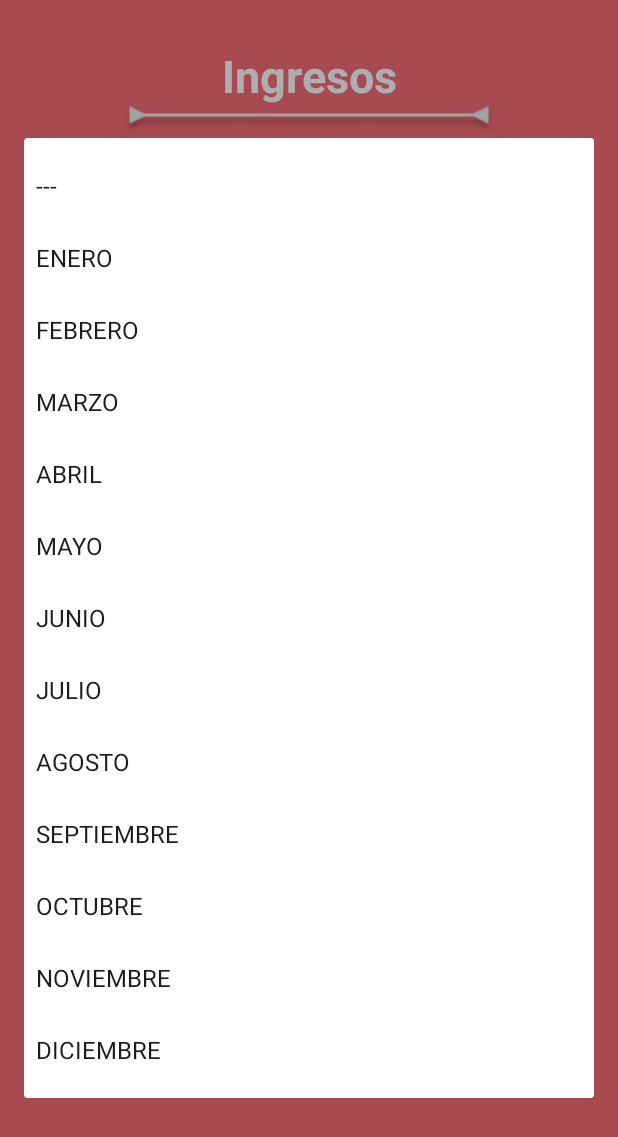
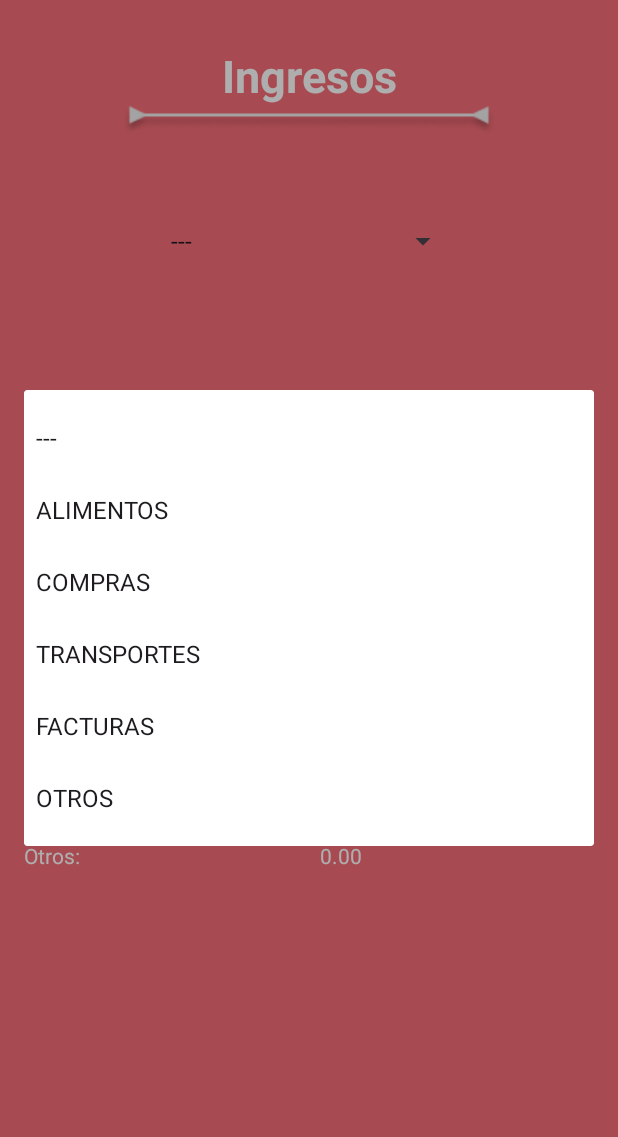
Before and after one commit to aracely-campa/Equipo1_proyectoFinal, an Android app: the GraficasActivity screen opened directly, with no data from a screen before it, after a tap on "---", on a phone screen of 412 x 824 dp. Shown: the top 1137 px of the screen. Run offline under Robolectric (Android 15) with nearby library versions, the phone set to English and light mode, and no system bars; our stand-ins replace Firebase (no records; nobody signed in at launch, a user with empty details on screens opened directly).

Commit message:
cambios x4

```diff
--- a/Fianzas_Personales/app/src/main/java/campa/aracely/fianzas_personales/GraficasActivity.kt
+++ b/Fianzas_Personales/app/src/main/java/campa/aracely/fianzas_personales/GraficasActivity.kt
@@ -45,7 +45,7 @@
         val montoOtros: TextView = findViewById(R.id.textoOtros)
         textoSinDatos = findViewById(R.id.textoSinDatos)
         spinner_categoria = findViewById(R.id.spinner_categoria)
-        spinner_mes = findViewById(R.id.spinner_mes)
+        //spinner_mes = findViewById(R.id.spinner_mes)
         graph = findViewById(R.id.graph)
 
 
@@ -101,7 +101,7 @@
                         "Ingreso" -> ingresosAlimentos += gasto.cantidad
                     }
                 }
-                "TRANSPORTE" -> {
+                "TRANSPORTES" -> {
                     when (gasto.tipoGasto) {
                         "Gasto" -> transporte += gasto.cantidad
                         "Ingreso" -> ingresosTransporte += gasto.cantidad
@@ -186,7 +186,7 @@
 
         val data = listOf(
             Triple(pAlimentos, ContextCompat.getColor(this, R.color.ColorAlimentos), "Alimentos"),
-            Triple(pTransporte, ContextCompat.getColor(this, R.color.ColorTransporte), "Transporte"),
+            Triple(pTransporte, ContextCompat.getColor(this, R.color.ColorTransporte), "Transportes"),
             Triple(pCompras, ContextCompat.getColor(this, R.color.ColorCompras), "Compras"),
             Triple(pFacturas, ContextCompat.getColor(this, R.color.ColorFacturas), "Facturas"),
             Triple(pOtros, ContextCompat.getColor(this, R.color.ColorOtros), "Otros")
@@ -223,17 +223,6 @@
             getString(R.string.otros)
         )
 
-        // Adaptadores para los spinners
-        val adapterMes = ArrayAdapter(this, android.R.layout.simple_spinner_item, meses)
-        adapterMes.setDropDownViewResource(android.R.layout.simple_spinner_dropdown_item)
-        spinner_mes.adapter = adapterMes
-        spinner_mes.onItemSelectedListener = object : AdapterView.OnItemSelectedListener {
-            @RequiresApi(Build.VERSION_CODES.O)
-            override fun onItemSelected(parent: AdapterView<*>?, view: View?, position: Int, id: Long) {
-            }
-
-            override fun onNothingSelected(parent: AdapterView<*>?) {}
-        }
 
         val adapterCategoria = ArrayAdapter(this, android.R.layout.simple_spinner_item, categorias)
         adapterCategoria.setDropDownViewResource(android.R.layout.simple_spinner_dropdown_item)
@@ -287,7 +276,7 @@
                         "Ingreso" -> ingresosAlimentos += gasto.cantidad
                     }
                 }
-                "TRANSPORTE" -> {
+                "TRANSPORTES" -> {
                     when (gasto.tipoGasto) {
                         "Gasto" -> transporte += gasto.cantidad
                         "Ingreso" -> ingresosTransporte += gasto.cantidad
--- a/Fianzas_Personales/app/src/main/res/layout/activity_graficas.xml
+++ b/Fianzas_Personales/app/src/main/res/layout/activity_graficas.xml
@@ -31,13 +31,6 @@
     android:gravity="center"
     android:layout_marginTop="30dp"
     >
-    <Spinner
-        android:id="@+id/spinner_mes"
-        android:layout_width="160dp"
-        android:layout_height="wrap_content"
-        android:layout_gravity="center"
-        android:outlineAmbientShadowColor="@color/white"
-        android:spinnerMode="dialog"/>
 
     <Spinner
         android:id="@+id/spinner_categoria"
```
Also changed, not shown: Fianzas_Personales/app/src/main/java/campa/aracely/fianzas_personales/GraficaLineaActivity.kt (deleted, +0 -48 lines), Fianzas_Personales/app/src/main/res/layout/activity_grafica_linea.xml (deleted, +0 -61 lines).
